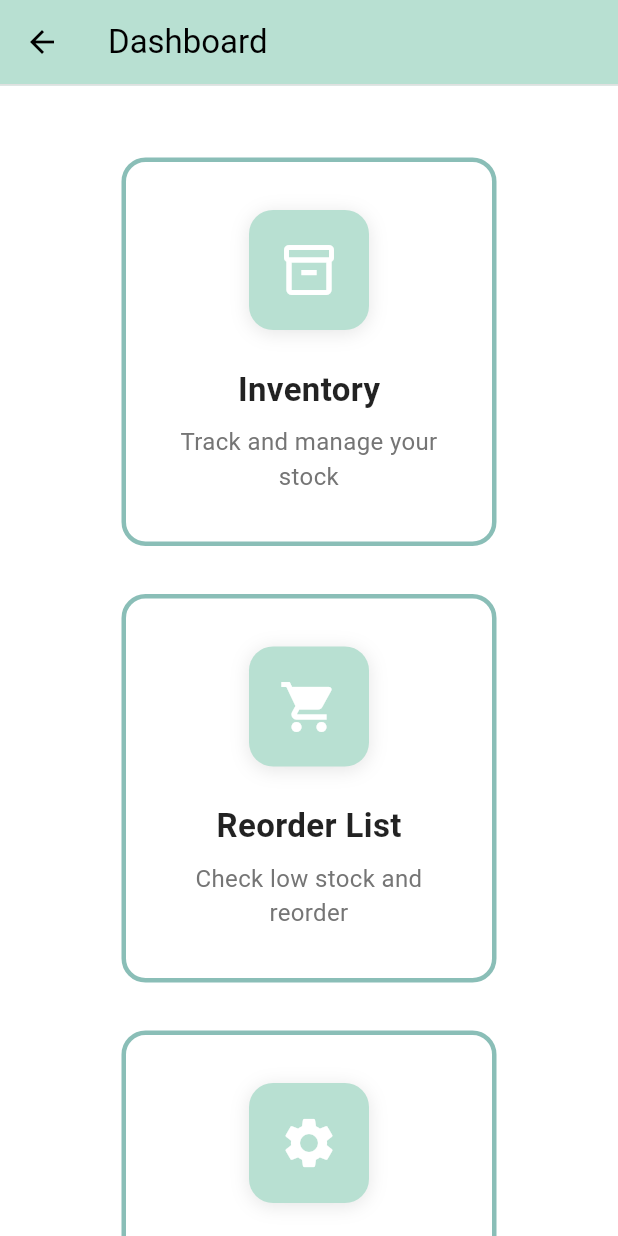
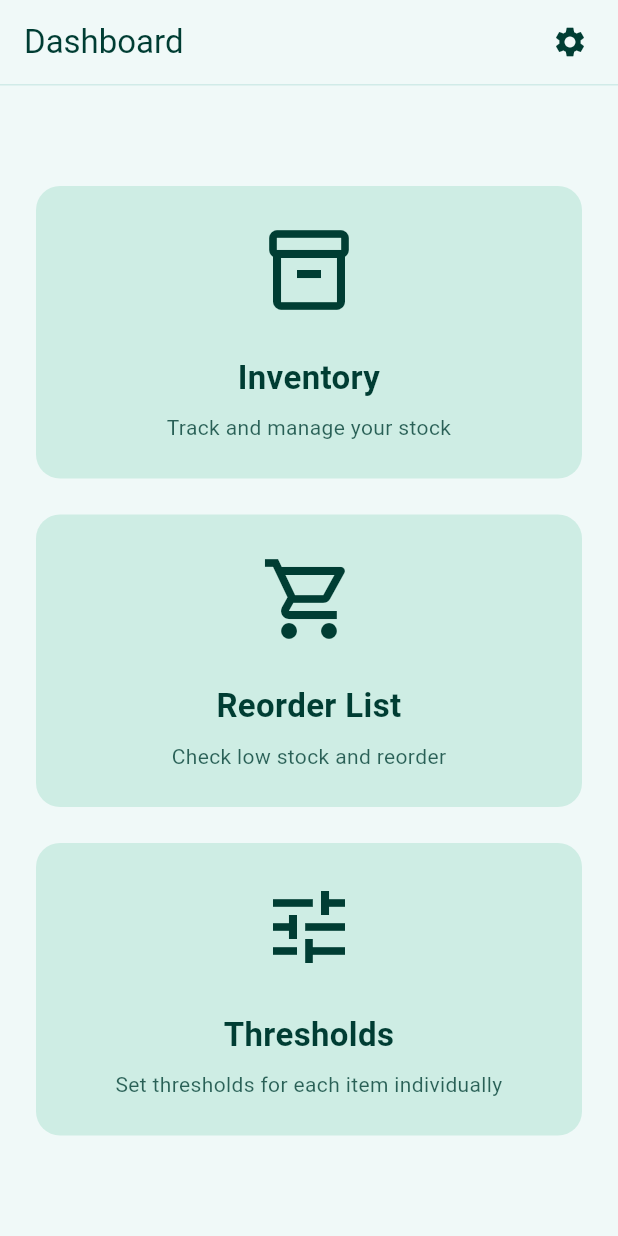
Before and after one commit to the-3bhu1/goldventory, a Flutter app: the screen it shows after launch, on a phone screen of 412 x 824 dp. Run offline on Flutter 3.47's test engine with Material 3 defaults, Android fonts, the phone set to English and light mode, and no system bars; our stand-ins replace cloud_firestore, firebase_core, open_filex, rxdart, shared_preferences; accounts and stored records are empty.

Commit message:
UI theme redesign

```diff
--- a/lib/app/app.dart
+++ b/lib/app/app.dart
@@ -1,5 +1,6 @@
 import 'package:firebase_core/firebase_core.dart';
 import 'package:flutter/material.dart';
+import 'package:provider/provider.dart';
 import 'theme.dart';
 import 'package:goldventory/app/routes.dart';
 import 'package:goldventory/global/global_state.dart';
@@ -16,13 +17,19 @@ class MyApp extends StatelessWidget {
 
   @override
   Widget build(BuildContext context) {
+    return Consumer<GlobalState>(
+      builder: (context, globalState, child) {
         return MaterialApp(
           title: 'Goldventory',
           debugShowCheckedModeBanner: false,
           scaffoldMessengerKey: GlobalScaffold.messengerKey,
           theme: AppTheme.lightTheme,
+          darkTheme: AppTheme.darkTheme,
+          themeMode: globalState.isDarkMode ? ThemeMode.dark : ThemeMode.light,
           initialRoute: AppRoutes.splash,
           onGenerateRoute: AppRoutes.generateRoute,
         );
+      },
+    );
   }
 }
--- a/lib/app/routes.dart
+++ b/lib/app/routes.dart
@@ -5,6 +5,7 @@ import '../features/inventory/view/reorder_screen.dart';
 import '../features/dashboard/view/dashboard_screen.dart';
 import '../features/inventory/view/orders_screen.dart';
 import '../features/thresholds/thresholds_page.dart';
+import '../features/settings/view/settings_screen.dart';
 
 class AppRoutes {
   static const splash = '/';
@@ -13,6 +14,7 @@ class AppRoutes {
   static const reorder = '/reorder';
   static const orders = '/orders';
   static const thresholds = '/thresholds';
+  static const settings = '/settings';
 
   static Route<dynamic> generateRoute(RouteSettings routeSettings) {
     switch (routeSettings.name) {
@@ -28,6 +30,8 @@ class AppRoutes {
         return MaterialPageRoute(builder: (_) => const OrdersScreen());
       case thresholds:
         return MaterialPageRoute(builder: (_) => const ThresholdsPage());
+      case settings:
+        return MaterialPageRoute(builder: (_) => const SettingsScreen());
       default:
         return MaterialPageRoute(
           builder: (_) => const Scaffold(
--- a/lib/app/theme.dart
+++ b/lib/app/theme.dart
@@ -3,18 +3,18 @@ import 'package:flutter/material.dart';
 class AppTheme {
   // Light theme
   static final ThemeData lightTheme = ThemeData(
-    primaryColor: const Color(0xFFB8E0D2),
+    primaryColor: const Color(0xFF003D33), // Darker Teal for Headers
     brightness: Brightness.light,
     appBarTheme: const AppBarTheme(
-      backgroundColor: Color(0xFFB8E0D2),
-      foregroundColor: Colors.black,
+      backgroundColor: Color(0xFFF0F9F8),
+      foregroundColor: Color(0xFF003D33),
     ),
-    scaffoldBackgroundColor: Colors.white,
-    cardColor: const Color(0xFF8ABEB7),
-    dividerColor: const Color(0xFF7AA89E),
-    highlightColor: const Color(0xFF7AA89E),
+    scaffoldBackgroundColor: const Color(0xFFF0F9F8),
+    cardColor: const Color(0xFFCEEDE4), // Light Teal for Cards
+    dividerColor: const Color(0xFFD1EBE8),
+    highlightColor: const Color(0xFFB3E0DB),
     dialogTheme: const DialogThemeData(
-      backgroundColor: highlightBackground,
+      backgroundColor: Color(0xFFF0F8F3),
     ),
     elevatedButtonTheme: ElevatedButtonThemeData(
       style: ElevatedButton.styleFrom(
@@ -53,20 +53,70 @@ class AppTheme {
     ),
   );
 
-  static const Color highlightBackground = Color(0xFFF0F8F3);
+  static Color getHighlightBackground(BuildContext context) {
+    return Theme.of(context).brightness == Brightness.light
+        ? const Color(0xFFF0F9F8)
+        : const Color(0xFF1E2626);
+  }
 
-  // Dark theme (optional)
+  // Dark theme
   static final ThemeData darkTheme = ThemeData(
+    primaryColor: const Color(0xFF00A28E),
     brightness: Brightness.dark,
-    primarySwatch: Colors.indigo,
+    appBarTheme: const AppBarTheme(
+      backgroundColor: Color(0xFF111717),
+      foregroundColor: Colors.white,
+    ),
+    scaffoldBackgroundColor: const Color(0xFF111717),
+    cardColor: const Color(0xFF232D2D), // Deep Slate/Teal Card
+    dividerColor: const Color(0xFF2D3838),
+    highlightColor: const Color(0xFF2D3838),
+    dialogTheme: const DialogThemeData(
+      backgroundColor: Color(0xFF1E2626),
+    ),
+    elevatedButtonTheme: ElevatedButtonThemeData(
+      style: ElevatedButton.styleFrom(
+        backgroundColor: const Color(0xFF00A28E),
+        foregroundColor: Colors.white,
+      ),
+    ),
+    textButtonTheme: TextButtonThemeData(
+      style: TextButton.styleFrom(
+        foregroundColor: Colors.white,
+      ),
+    ),
+    inputDecorationTheme: const InputDecorationTheme(
+      focusedBorder: UnderlineInputBorder(
+        borderSide: BorderSide(color: Colors.white),
+      ),
+    ),
+    textSelectionTheme: const TextSelectionThemeData(
+      cursorColor: Colors.white,
+      selectionHandleColor: Colors.white,
+    ),
+    checkboxTheme: CheckboxThemeData(
+      fillColor: WidgetStateProperty.resolveWith<Color>((states) {
+        if (states.contains(WidgetState.selected)) {
+          return const Color(0xFF00A28E);
+        }
+        return Colors.transparent;
+      }),
+      checkColor: WidgetStateProperty.all(Colors.white),
+    ),
+    expansionTileTheme: const ExpansionTileThemeData(
+      iconColor: Colors.white,
+      collapsedIconColor: Colors.white,
+      textColor: Colors.white,
+      collapsedTextColor: Colors.white,
+    ),
   );
 }
 
 class AppColors {
-  static const Color inventoryCardBackground = Color(0xFFC6E6DA);
-  static final Color shimmerBase = Colors.grey.shade300;
-  static final Color shimmerHighlight = Colors.grey.shade200;
-  static final Color surfaceVariant = Colors.grey.shade200;
-  static final Color borderGrey = Colors.grey.shade300;
-  static final Color textGrey = Colors.grey.shade600;
+  static Color inventoryCardBackground(BuildContext context) => Theme.of(context).brightness == Brightness.light ? const Color(0xFFCEEDE4) : const Color(0xFF232D2D);
+  static Color shimmerBase(BuildContext context) => Theme.of(context).brightness == Brightness.light ? const Color(0xFFD1EBE8) : const Color(0xFF1E2626);
+  static Color shimmerHighlight(BuildContext context) => Theme.of(context).brightness == Brightness.light ? const Color(0xFFF0F9F8) : const Color(0xFF2D3838);
+  static Color surfaceVariant(BuildContext context) => Theme.of(context).brightness == Brightness.light ? const Color(0xFFF0F9F8) : const Color(0xFF1E2626);
+  static Color borderGrey(BuildContext context) => Theme.of(context).brightness == Brightness.light ? const Color(0xFFD1EBE8) : const Color(0xFF2D3838);
+  static Color textGrey(BuildContext context) => Theme.of(context).brightness == Brightness.light ? const Color(0xFF003D33).withOpacity(0.7) : Colors.grey.shade400;
 }
--- a/lib/core/widgets/app_card.dart
+++ b/lib/core/widgets/app_card.dart
@@ -16,7 +16,7 @@ class AppCard extends StatelessWidget {
   @override
   Widget build(BuildContext context) {
     return Card(
-      color: color ?? AppColors.inventoryCardBackground,
+      color: color ?? AppColors.inventoryCardBackground(context),
       elevation: 2,
       margin: margin ?? const EdgeInsets.symmetric(vertical: 8),
       shape: RoundedRectangleBorder(borderRadius: BorderRadius.circular(10)),
--- a/lib/core/widgets/editable_cell.dart
+++ b/lib/core/widgets/editable_cell.dart
@@ -89,7 +89,7 @@ class _EditableCellState extends State<EditableCell> {
   void _startEditing() {
     FocusManager.instance.primaryFocus?.unfocus();
     setState(() {
-      _backgroundColor = Colors.white;
+      _backgroundColor = Theme.of(context).canvasColor;
     });
     _focusNode.requestFocus();
     _controller.selection = TextSelection.fromPosition(
@@ -111,7 +111,7 @@ class _EditableCellState extends State<EditableCell> {
         height: cellHeight,
         alignment: Alignment.center,
         decoration: BoxDecoration(
-          border: Border.all(color: Colors.grey.shade400),
+          border: Border.all(color: Theme.of(context).dividerColor),
           color: _backgroundColor,
         ),
         child: TextField(
--- a/lib/features/dashboard/view/dashboard_screen.dart
+++ b/lib/features/dashboard/view/dashboard_screen.dart
@@ -1,7 +1,4 @@
-// ignore_for_file: deprecated_member_use
-
 import 'package:flutter/material.dart';
-import 'dart:io';
 import 'package:goldventory/app/routes.dart';
 import 'package:goldventory/core/utils/helpers.dart';
 import 'package:goldventory/core/widgets/responsive_layout.dart';
@@ -30,29 +27,36 @@ class _DashboardScreenState extends State<DashboardScreen> {
       backgroundColor: theme.scaffoldBackgroundColor,
       appBar: AppBar(
         elevation: 0,
-        leading: IconButton(
+        leading: Navigator.canPop(context) ? IconButton(
           icon: const Icon(Icons.arrow_back),
-          onPressed: () => exit(0),
-        ),
+          onPressed: () => Navigator.maybePop(context),
+        ) : null,
         title: const Text(
           'Dashboard',
         ),
+        actions: [
+          IconButton(
+            icon: const Icon(Icons.settings),
+            onPressed: () => Navigator.pushNamed(context, AppRoutes.settings),
+          ),
+          const SizedBox(width: 8),
+        ],
         bottom: PreferredSize(
           preferredSize: const Size.fromHeight(1),
           child: Container(
-            color: Colors.grey[300],
+            color: Theme.of(context).dividerColor,
             height: 1,
           ),
         ),
       ),
       body: Center(
         child: SingleChildScrollView(
-          padding: const EdgeInsets.all(48.0),
+          padding: const EdgeInsets.symmetric(horizontal: 24, vertical: 48),
           child: ConstrainedBox(
-            constraints: const BoxConstraints(maxWidth: 1400),
+            constraints: const BoxConstraints(maxWidth: 1200),
             child: Wrap(
-              spacing: 32,
-              runSpacing: 32,
+              spacing: 24,
+              runSpacing: 24,
               alignment: WrapAlignment.center,
               children: [
                 DashboardCard(
@@ -64,13 +68,13 @@ class _DashboardScreenState extends State<DashboardScreen> {
                 DashboardCard(
                   title: 'Reorder List',
                   description: 'Check low stock and reorder',
-                  icon: Icons.shopping_cart,
+                  icon: Icons.shopping_cart_outlined,
                   onTap: () => Navigator.pushNamed(context, AppRoutes.reorder),
                 ),
                 DashboardCard(
                   title: 'Thresholds',
                   description: 'Set thresholds for each item individually',
-                  icon: Icons.settings,
+                  icon: Icons.tune_outlined,
                   onTap: () => Navigator.pushNamed(context, AppRoutes.thresholds),
                 ),
               ],
@@ -106,7 +110,10 @@ class _DashboardCardState extends State<DashboardCard> {
   @override
   Widget build(BuildContext context) {
     final theme = Theme.of(context);
-    final cardWidth = Responsive.isTablet(context) ? 300.0 : 250.0;
+    final isLight = theme.brightness == Brightness.light;
+
+    // Unified width for both Light and Dark modes to match "outer rectangles"
+    final double cardWidth = Responsive.isMobile(context) ? double.infinity : 300.0;
 
     return MouseRegion(
       onEnter: (_) => setState(() => _isHovered = true),
@@ -116,68 +123,46 @@ class _DashboardCardState extends State<DashboardCard> {
         child: AnimatedContainer(
           duration: const Duration(milliseconds: 200),
           width: cardWidth,
+          padding: const EdgeInsets.all(24),
           decoration: BoxDecoration(
-            color: Colors.white,
-            border: Border.all(
             color: theme.cardColor,
-              width: 3,
-            ),
             borderRadius: BorderRadius.circular(16),
             boxShadow: _isHovered
                 ? [
                     BoxShadow(
-                      color: Colors.black.withOpacity(0.1),
-                      blurRadius: 20,
-                      offset: const Offset(0, 4),
+                      color: theme.primaryColor.withOpacity(0.1),
+                      blurRadius: 15,
+                      offset: const Offset(0, 5),
                     ),
                   ]
                 : [],
           ),
-          child: Padding(
-            padding: const EdgeInsets.all(32.0),
           child: Column(
-              mainAxisAlignment: MainAxisAlignment.center,
             mainAxisSize: MainAxisSize.min,
             children: [
-                AnimatedScale(
-                  scale: _isHovered ? 1.1 : 1.0,
-                  duration: const Duration(milliseconds: 200),
-                  child: Container(
-                    width: 80,
-                    height: 80,
-                    decoration: BoxDecoration(
-                      color: theme.primaryColor,
-                      borderRadius: BorderRadius.circular(16),
-                      boxShadow: [
-                        BoxShadow(
-                          color: Colors.black.withOpacity(0.1),
-                          blurRadius: 10,
-                          offset: const Offset(0, 2),
-                        ),
-                      ],
-                    ),
-                    child: Icon(
+              Icon(
                 widget.icon,
-                      size: 40,
-                      color: Colors.white,
-                    ),
-                  ),
+                size: 64,
+                color: isLight ? theme.primaryColor : Colors.white,
               ),
               const SizedBox(height: 24),
               Text(
                 widget.title,
                 style: TextStyle(
                   fontSize: Responsive.textSize(context, base: 22),
-                    fontWeight: FontWeight.w600,
-                    color: Colors.black87,
+                  fontWeight: FontWeight.w700,
+                  color: isLight ? theme.primaryColor : Colors.white,
                 ),
+                textAlign: TextAlign.center,
               ),
               const SizedBox(height: 8),
               Text(
                 widget.description,
                 style: TextStyle(
-                    fontSize: Responsive.textSize(context, base: 16),
-                    color: Colors.grey[600],
+                  fontSize: Responsive.textSize(context, base: 14),
+                  color: isLight
+                      ? theme.primaryColor.withOpacity(0.8)
+                      : Colors.white.withOpacity(0.7),
                 ),
                 textAlign: TextAlign.center,
               ),
@@ -185,7 +170,6 @@ class _DashboardCardState extends State<DashboardCard> {
           ),
         ),
       ),
-      ),
     );
   }
 }
--- a/lib/features/thresholds/category_list.dart
+++ b/lib/features/thresholds/category_list.dart
@@ -82,7 +82,7 @@ class CategoryList extends StatelessWidget {
                       showDialog(
                         context: context,
                         barrierDismissible: false,
-                        builder: (ctx) => const Center(child: CircularProgressIndicator(color: Colors.black)),
+                        builder: (ctx) => const Center(child: CircularProgressIndicator()),
                       );
                     }
 
--- a/lib/features/thresholds/item_list.dart
+++ b/lib/features/thresholds/item_list.dart
@@ -89,7 +89,7 @@ class _ItemListState extends State<ItemList> {
                                     ),
                                   ),
                                   PopupMenuButton<_ItemMenuAction>(
-                                    color: AppTheme.highlightBackground,
+                                    color: AppTheme.getHighlightBackground(context),
                                     icon: const Icon(Icons.more_vert),
                                     onSelected: (action) async {
                                       switch (action) {
@@ -156,7 +156,7 @@ class _ItemListState extends State<ItemList> {
                                               showDialog(
                                                 context: context,
                                                 barrierDismissible: false,
-                                                builder: (_) => const Center(child: CircularProgressIndicator(color: Colors.black)),
+                                                builder: (_) => const Center(child: CircularProgressIndicator()),
                                               );
                                             }
 
@@ -353,7 +353,7 @@ class _ItemListState extends State<ItemList> {
                 Expanded(
                   child: ElevatedButton.icon(
                     onPressed: () => _showCreateItemDialog(context),
-                    icon: const Icon(Icons.add, color: Colors.black),
+                    icon: const Icon(Icons.add),
                     label: const Text('Add item'),
                   ),
                 ),
--- a/lib/features/thresholds/sub_item_list.dart
+++ b/lib/features/thresholds/sub_item_list.dart
@@ -149,7 +149,7 @@ class SubItemList extends StatelessWidget {
                         showDialog(
                           context: context,
                           barrierDismissible: false,
-                          builder: (_) => const Center(child: CircularProgressIndicator(color: Colors.black)),
+                          builder: (_) => const Center(child: CircularProgressIndicator()),
                         );
                       }
 
@@ -177,7 +177,7 @@ class SubItemList extends StatelessWidget {
       floatingActionButton: FloatingActionButton(
         onPressed: () => _showCreateSubItemDialog(context, vm),
         backgroundColor: Theme.of(context).primaryColor,
-        foregroundColor: Colors.black,
+        foregroundColor: Theme.of(context).brightness == Brightness.light ? Colors.black : Colors.white,
         child: const Icon(Icons.add),
       ),
     );
--- a/lib/features/thresholds/thresholds_page.dart
+++ b/lib/features/thresholds/thresholds_page.dart
@@ -18,7 +18,7 @@ class ThresholdsPage extends StatelessWidget {
     final result = await showDialog<String?>(
       context: context,
       builder: (ctx) => AlertDialog(
-        backgroundColor: AppTheme.highlightBackground,
+        backgroundColor: AppTheme.getHighlightBackground(context),
         title: const Text('Create category'),
         content: TextField(
           controller: controller,
@@ -76,7 +76,7 @@ class ThresholdsPage extends StatelessWidget {
                           height: 56, // Match ListTile height + padding
                           decoration: BoxDecoration(
                             borderRadius: BorderRadius.circular(6),
-                            color: AppColors.shimmerBase,
+                            color: AppColors.shimmerBase(context),
                           ),
                         ),
                   )
@@ -92,7 +92,7 @@ class ThresholdsPage extends StatelessWidget {
           floatingActionButton: FloatingActionButton(
             onPressed: () => _showCreateCategoryDialog(context),
             backgroundColor: Theme.of(context).primaryColor,
-            foregroundColor: Colors.black,
+            foregroundColor: Theme.of(context).brightness == Brightness.light ? Colors.black : Colors.white,
             child: const Icon(Icons.add),
           ),
         );
--- a/pubspec.yaml
+++ b/pubspec.yaml
@@ -44,6 +44,7 @@ dependencies:
   # Use with the CupertinoIcons class for iOS style icons.
   cupertino_icons: ^1.0.8
   flutter_launcher_icons: ^0.14.4
+  shared_preferences: ^2.5.4
 
 flutter_launcher_icons:
     android: true
```
Also changed, not shown: lib/core/widgets/inventory_table.dart (+28 -28 lines), lib/core/widgets/shimmer_loading.dart (+6 -6 lines), lib/features/inventory/view/inventory_screen.dart (+7 -3 lines), lib/features/inventory/view/reorder_screen.dart (+8 -8 lines), lib/features/settings/view/settings_screen.dart (added, +71 -0 lines), lib/features/thresholds/item_weights_editor.dart (+12 -16 lines), lib/global/global_state.dart (+8 -2 lines), pubspec.lock, 2 other files. Lines whose indentation alone changed are shown as unchanged.
